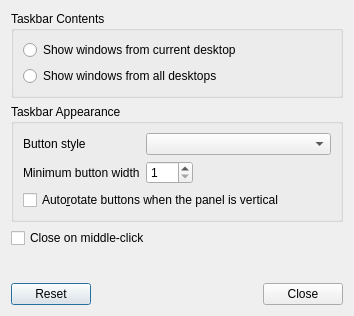
Above: plugin-taskbar/lxqttaskbarconfiguration.ui from lxqt/lxqt-panel before the change. Below: the same form after it.
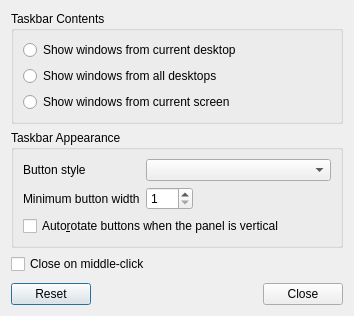
That is the form after the change.

Commit message: Added show windows from current screen only

```diff
--- a/plugin-taskbar/lxqttaskbarconfiguration.ui
+++ b/plugin-taskbar/lxqttaskbarconfiguration.ui
@@ -40,6 +40,16 @@
         </attribute>
        </widget>
       </item>
+      <item>
+       <widget class="QRadioButton" name="fCurrentScreenRB">
+        <property name="text">
+         <string>Show windows from current screen</string>
+        </property>
+        <attribute name="buttonGroup">
+         <string notr="true">wlcB</string>
+        </attribute>
+       </widget>
+      </item>
      </layout>
     </widget>
    </item>
```
The commit also changes 3 other files.
